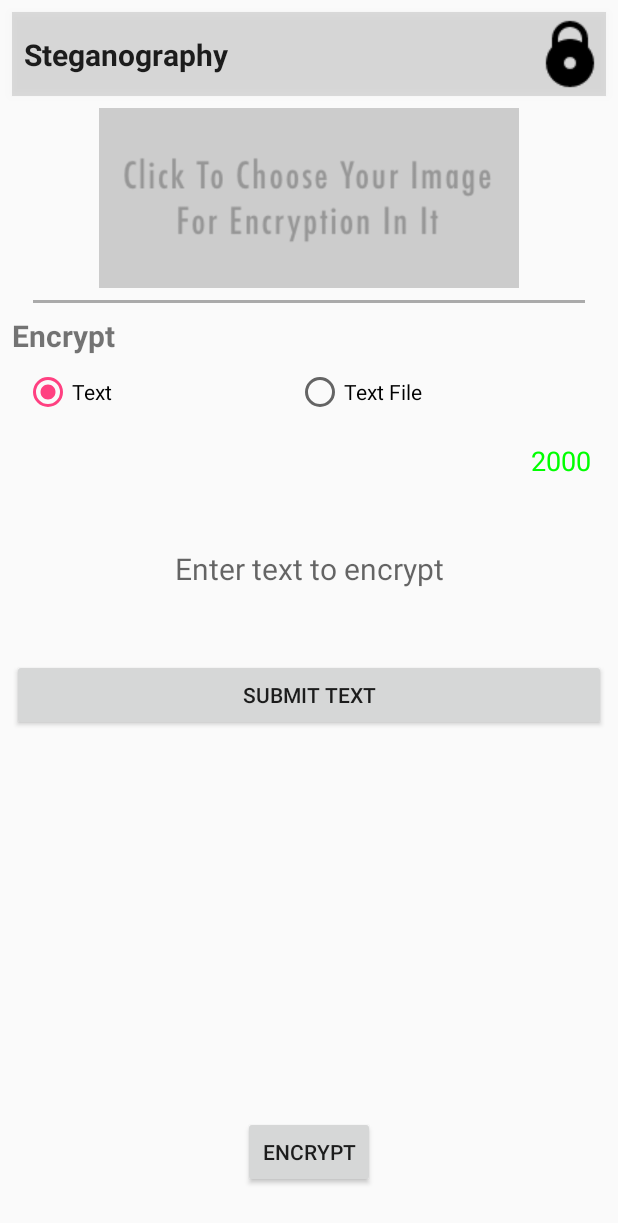
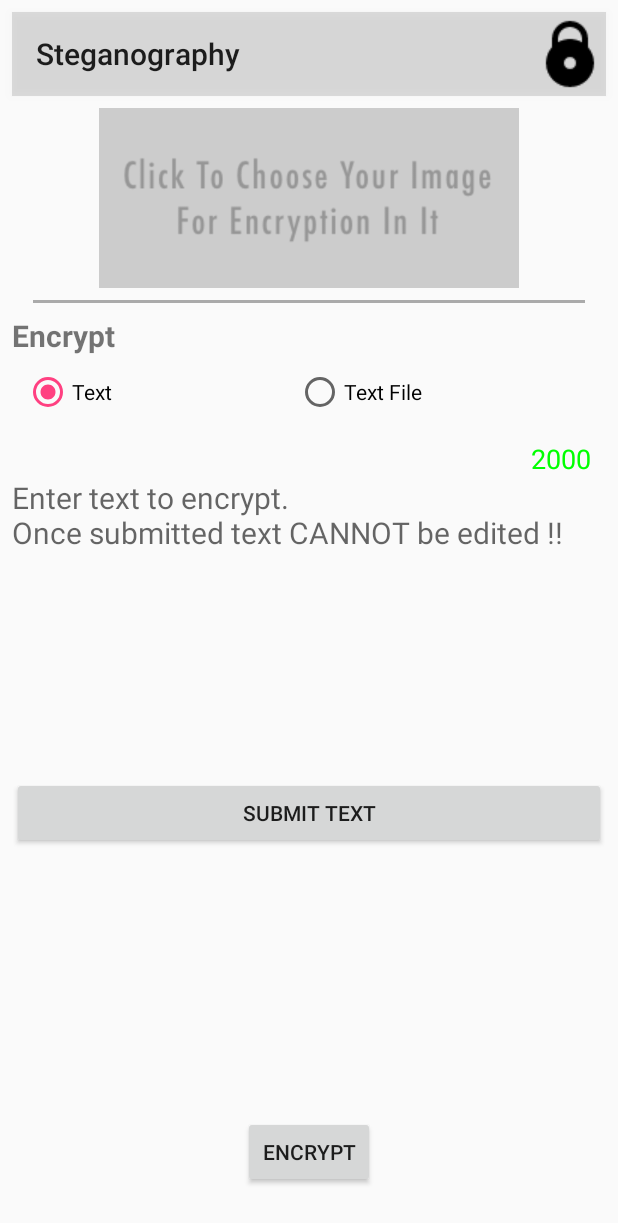
Before and after one commit to spybat2010/Steganography-1, an Android app: the screen it shows after launch (MainActivity), after a tap on "Text", on a phone screen of 412 x 824 dp. Shown: the top 1223 px of the screen. Run offline under Robolectric (Android 15) with nearby library versions, the phone set to English and light mode, and no system bars.

Commit message:
Resources Updated

```diff
--- a/app/src/main/AndroidManifest.xml
+++ b/app/src/main/AndroidManifest.xml
@@ -9,9 +9,9 @@
     <application
         android:allowBackup="true"
         android:icon="@mipmap/ic_launcher"
+        android:label="Steganography"
         android:roundIcon="@mipmap/ic_launcher_round"
         android:supportsRtl="true"
-        android:label=""
         android:theme="@style/AppTheme">
 
         <activity android:name=".MainActivity">
--- a/app/src/main/java/rusk/com/steganography/ImageToEncryptIn.java
+++ b/app/src/main/java/rusk/com/steganography/ImageToEncryptIn.java
@@ -14,7 +14,6 @@ import android.view.LayoutInflater;
 import android.view.View;
 import android.view.ViewGroup;
 import android.widget.ImageView;
-import android.widget.LinearLayout;
 import android.widget.Toast;
 
 import java.io.File;
@@ -58,7 +57,7 @@ public class ImageToEncryptIn extends Fragment {
         interceptor.setLevel(HttpLoggingInterceptor.Level.BODY);
         OkHttpClient client = new OkHttpClient.Builder().addInterceptor(interceptor).build();
 //        service = new Retrofit.Builder().baseUrl(UPLOAD_URL +"upload/").client(client).build().create(Service.class);
-        service = new Retrofit.Builder().baseUrl(UPLOAD_URL +"uploads_encryptin/").client(client).build().create(Service.class);
+        service = new Retrofit.Builder().baseUrl(UPLOAD_URL + "uploads_encryptin/").client(client).build().create(Service.class);
 
         Intent intent = new Intent();
         String[] mimeTypes = {"image/bmp", "image/png", "image/jpeg"};
--- a/app/src/main/java/rusk/com/steganography/MainActivity.java
+++ b/app/src/main/java/rusk/com/steganography/MainActivity.java
@@ -1,11 +1,8 @@
 package rusk.com.steganography;
 
 import android.Manifest;
-import android.app.AlertDialog;
 import android.content.Intent;
-import android.content.pm.LauncherApps;
 import android.content.pm.PackageManager;
-import android.media.Image;
 import android.os.Build;
 import android.os.Bundle;
 import android.support.annotation.RequiresApi;
@@ -13,18 +10,11 @@ import android.support.v4.app.FragmentManager;
 import android.support.v7.app.AppCompatActivity;
 import android.support.v7.widget.Toolbar;
 import android.util.Log;
-import android.view.LayoutInflater;
 import android.view.View;
-import android.view.Window;
 import android.widget.Button;
 import android.widget.ImageView;
 import android.widget.RadioButton;
-import android.widget.TextView;
 import android.widget.Toast;
-
-import java.io.IOException;
-import java.security.SecureRandom;
-import java.util.List;
 
 import okhttp3.MediaType;
 import okhttp3.OkHttpClient;
@@ -37,23 +27,19 @@ import retrofit2.Response;
 import retrofit2.Retrofit;
 import retrofit2.converter.gson.GsonConverterFactory;
 
-import static android.R.attr.data;
-
  //Text To Encrypt
 
 public class MainActivity extends AppCompatActivity {
 
 
-    public static final String UPLOAD_URL = "http://10.10.25.106:5000/";
+    public static final String UPLOAD_URL = "http://192.168.1.35:5000/";
 
 
     private static final int MY_PERMISSIONS_REQUEST_READ_EXTERNAL_STORAGE = 01234;
     private static final String TAG = "";
-
-    private ImageView imageViewToEncryptIn;
-
     UserKeyAPI userKeyAPI;
     Service service;
+    private ImageView imageViewToEncryptIn;
 
     @RequiresApi(api = Build.VERSION_CODES.M)
     @Override
--- a/app/src/main/java/rusk/com/steganography/TextActivity.java
+++ b/app/src/main/java/rusk/com/steganography/TextActivity.java
@@ -15,7 +15,6 @@ import android.widget.EditText;
 import android.widget.TextView;
 
 import okhttp3.MediaType;
-import okhttp3.MultipartBody;
 import okhttp3.OkHttpClient;
 import okhttp3.RequestBody;
 import okhttp3.ResponseBody;
@@ -40,11 +39,11 @@ public class TextActivity extends Fragment {
 
     @Nullable
     @Override
-    public View onCreateView(LayoutInflater inflater, @Nullable ViewGroup container, @Nullable Bundle savedInstanceState) {
+    public View onCreateView(LayoutInflater inflater, @Nullable final ViewGroup container, @Nullable Bundle savedInstanceState) {
 
         View view = inflater.inflate(R.layout.layout_for_text, container, false);
 
-        Button textDone = (Button) view.findViewById(R.id.textDone);
+        final Button textDone = (Button) view.findViewById(R.id.textDone);
         final EditText editText = (EditText) view.findViewById(R.id.editText);
         final TextView labelCount = (TextView) view.findViewById(R.id.labelCount);
 
@@ -81,8 +80,11 @@ public class TextActivity extends Fragment {
         });
 
         textDone.setOnClickListener(new View.OnClickListener() {
+
             @Override
             public void onClick(View v) {
+                textDone.setEnabled(false);
+                editText.setEnabled(false);
                 HttpLoggingInterceptor interceptor = new HttpLoggingInterceptor();
                 interceptor.setLevel(HttpLoggingInterceptor.Level.BODY);
                 OkHttpClient client = new OkHttpClient.Builder().addInterceptor(interceptor).build();
--- a/app/src/main/res/layout/activity_main.xml
+++ b/app/src/main/res/layout/activity_main.xml
@@ -28,11 +28,11 @@
             android:id="@+id/imageViewForLock"
             android:layout_width="wrap_content"
             android:layout_height="match_parent"
+            android:layout_alignBottom="@+id/my_toolbar"
             android:layout_gravity="right"
-            android:layout_alignBottom="@+id/my_toolbar"
             app:srcCompat="@drawable/lock"
-            tools:layout_editor_absoluteY="20dp"
-            tools:layout_editor_absoluteX="320dp"/>
+            tools:layout_editor_absoluteX="320dp"
+            tools:layout_editor_absoluteY="20dp"/>
     </android.support.v7.widget.Toolbar>
 
     <View
@@ -184,34 +184,21 @@
     <LinearLayout
         android:id="@+id/layoutToReplace"
         android:layout_width="0dp"
-        android:layout_height="wrap_content"
+        android:layout_height="0dp"
+        android:layout_marginBottom="8dp"
         android:layout_marginEnd="8dp"
         android:layout_marginLeft="8dp"
         android:layout_marginRight="8dp"
         android:layout_marginStart="8dp"
-        android:layout_marginTop="9dp"
+        android:layout_marginTop="8dp"
         android:layout_weight="0.12"
         android:orientation="vertical"
+        app:layout_constraintBottom_toTopOf="@+id/encrypt"
         app:layout_constraintHorizontal_bias="0.0"
         app:layout_constraintLeft_toLeftOf="parent"
         app:layout_constraintRight_toRightOf="parent"
         app:layout_constraintTop_toBottomOf="@+id/linearLayoutSelectOption">
     </LinearLayout>
 
-    <TextView
-        android:id="@+id/textView3"
-        android:layout_width="wrap_content"
-        android:layout_height="wrap_content"
-        android:layout_marginBottom="8dp"
-        android:layout_marginLeft="8dp"
-        android:layout_marginTop="8dp"
-        android:text="Steganography"
-        android:textAppearance="@style/TextAppearance.AppCompat"
-        android:textSize="20sp"
-        android:textStyle="bold"
-        app:layout_constraintBottom_toTopOf="@+id/frameLayout"
-        app:layout_constraintLeft_toLeftOf="@+id/my_toolbar"
-        app:layout_constraintTop_toTopOf="parent"/>
-
 
 </android.support.constraint.ConstraintLayout>
--- a/app/src/main/res/layout/layout_for_text.xml
+++ b/app/src/main/res/layout/layout_for_text.xml
@@ -1,7 +1,7 @@
 <?xml version="1.0" encoding="utf-8"?>
 <LinearLayout xmlns:android="http://schemas.android.com/apk/res/android"
               android:layout_width="match_parent"
-              android:layout_height="match_parent"
+              android:layout_height="wrap_content"
               android:orientation="vertical">
 
     <TextView
@@ -10,9 +10,9 @@
         android:layout_height="wrap_content"
         android:layout_gravity="right"
         android:gravity="right|center"
+        android:maxLength="300"
         android:paddingRight="10dp"
         android:text="2000"
-        android:maxLength="300"
         android:textColor="#0f0"
         android:textSize="18sp"
         />
@@ -20,16 +20,17 @@
     <EditText
         android:id="@+id/editText"
         android:layout_width="match_parent"
-        android:layout_height="120dp"
+        android:layout_height="200dp"
         android:background="@android:color/transparent"
         android:ems="10"
+        android:gravity="top"
+        android:hint="Enter text to encrypt.\nOnce submitted text CANNOT be edited !!"
+        android:inputType="textMultiLine"
         android:maxLength="2000"
-        android:gravity="center"
-        android:hint="Enter text to encrypt"
-        android:inputType="textMultiLine"
         android:scrollbars="vertical"
         android:textSize="20sp">
-    <requestFocus></requestFocus>
+
+        <requestFocus></requestFocus>
     </EditText>
 
     <Button
```
Also changed, not shown: 3 other files.
